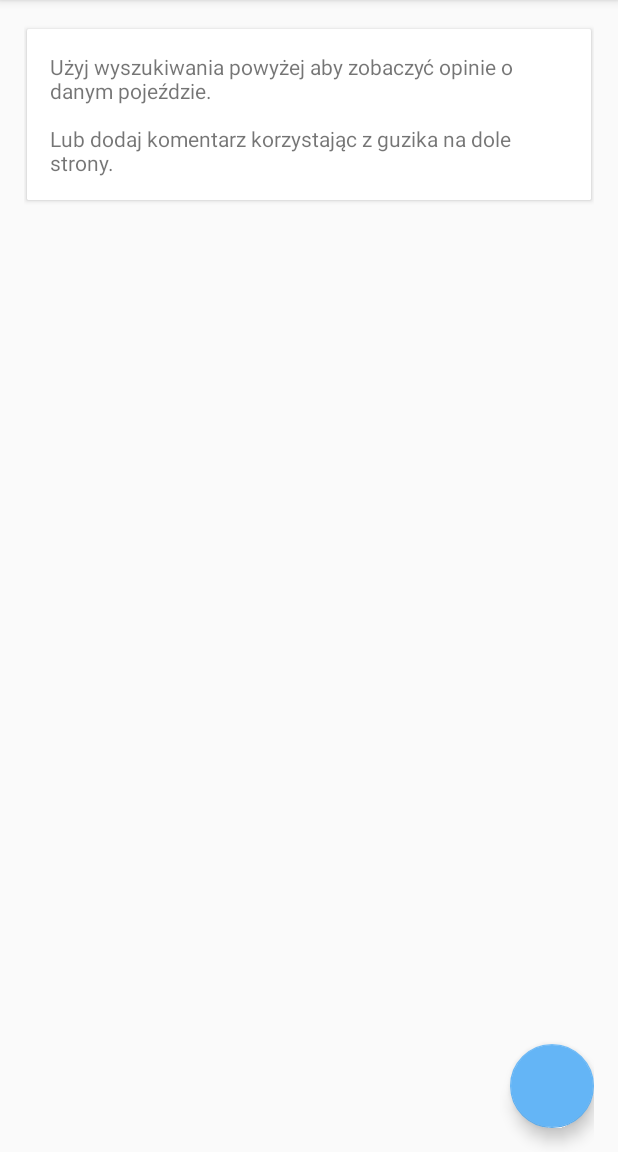
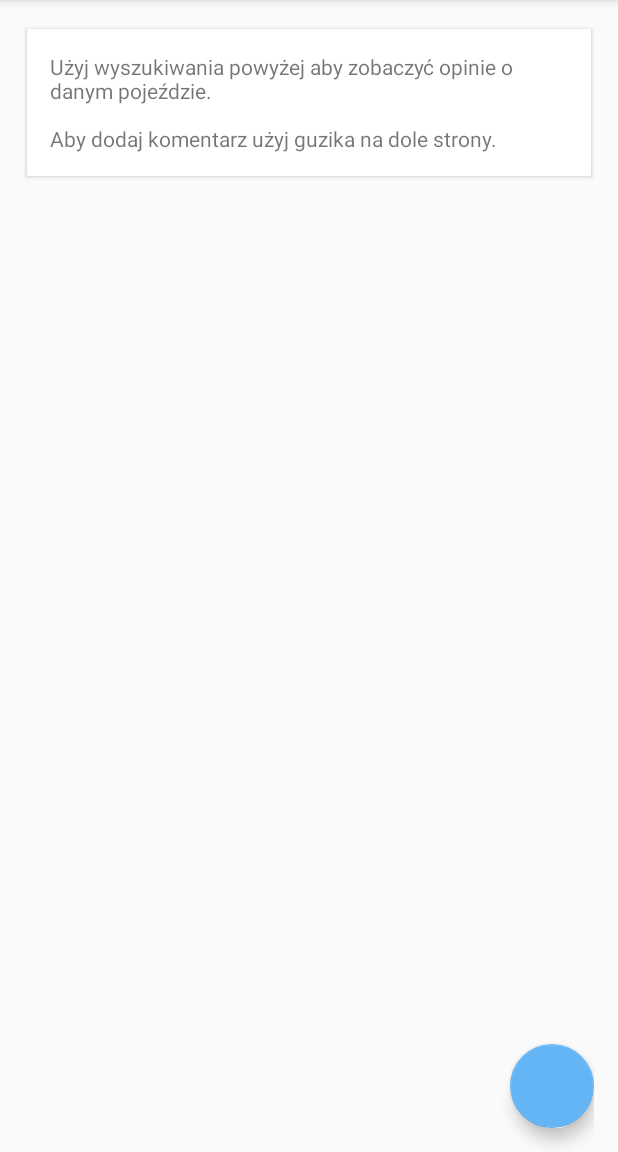
Before and after one commit to tajchert/RegistrationPlate, an Android app: the screen it shows after launch (MainSearchActivity), on a phone screen of 412 x 824 dp, the part 84-1236 px from its top. Run offline under Robolectric (Android 15) with nearby library versions, the phone set to English and light mode, and no system bars; our stand-ins replace Volley; libraries missing offline, so code that uses them is left out: com.getbase.floatingactionbutton; plain views replace AddFloatingActionButton, MaterialRippleLayout; 2 statements that could not run were skipped.

Commit message:
Loading indicator, small fixes.

```diff
--- a/app/build.gradle
+++ b/app/build.gradle
@@ -36,9 +36,10 @@ dependencies {
     compile 'com.getbase:floatingactionbutton:1.4.0'
     compile 'com.mcxiaoke.volley:library:1.0.9'
     compile 'com.google.code.gson:gson:2.3.1'
-    compile 'com.android.support:cardview-v7:21.0.+'
+    compile 'com.android.support:cardview-v7:21.0.3'
     compile 'com.android.support:recyclerview-v7:21.0.0'
     compile 'com.balysv:material-ripple:0.9.5-SNAPSHOT@aar'
     compile 'com.android.support:appcompat-v7:21.0.3'
     compile 'org.apache.httpcomponents:httpmime:4.2'
+    compile 'com.android.support:support-v4:21.0.3'
 }
--- a/app/src/main/java/pl/tajchert/tablicarejestracyjna/AdapterComment.java
+++ b/app/src/main/java/pl/tajchert/tablicarejestracyjna/AdapterComment.java
@@ -16,20 +16,24 @@ import pl.tajchert.tablicarejestracyjna.api.Komentarze;
  */
 public class AdapterComment extends RecyclerView.Adapter<HolderComment> {
     private static final String TAG = "AdapterComment";
-    private List<Komentarze> contactList;
+    private List<Komentarze> commentList;
 
-    public AdapterComment(List<Komentarze> contactList) {
-        this.contactList = contactList;
+    public AdapterComment(List<Komentarze> commentList) {
+        this.commentList = commentList;
+    }
+
+    public void setCommentList(List<Komentarze> commentList) {
+        this.commentList = commentList;
     }
 
     @Override
     public int getItemCount() {
-        return contactList.size();
+        return commentList.size();
     }
 
     @Override
     public void onBindViewHolder(HolderComment contactViewHolder, int i) {
-        Komentarze ci = contactList.get(i);
+        Komentarze ci = commentList.get(i);
         contactViewHolder.cAuthor.setText(ci.getPodpis());
         contactViewHolder.cContent.setText(Html.fromHtml(ci.getTresc()));
         try {
--- a/app/src/main/java/pl/tajchert/tablicarejestracyjna/MainSearchActivity.java
+++ b/app/src/main/java/pl/tajchert/tablicarejestracyjna/MainSearchActivity.java
@@ -2,6 +2,7 @@ package pl.tajchert.tablicarejestracyjna;
 
 import android.os.Bundle;
 import android.support.v4.app.DialogFragment;
+import android.support.v4.widget.SwipeRefreshLayout;
 import android.support.v7.app.ActionBarActivity;
 import android.support.v7.widget.CardView;
 import android.support.v7.widget.LinearLayoutManager;
@@ -25,6 +26,9 @@ import com.google.gson.Gson;
 
 import org.json.JSONObject;
 
+import java.util.ArrayList;
+
+import pl.tajchert.tablicarejestracyjna.api.Komentarze;
 import pl.tajchert.tablicarejestracyjna.api.Tablica;
 
 
@@ -37,9 +41,11 @@ public class MainSearchActivity extends ActionBarActivity implements SearchView.
     private LinearLayout buttonsVotingLayout;
 
     private RecyclerView commentsRecList;
+    private RecyclerView.Adapter adapter;
     private SearchView searchView;
     private CardView cardViewHint;
     private CardView cardViewPlate;
+    private SwipeRefreshLayout swipeLayout;
 
     private String lastSearchSuggestion = "";
 
@@ -49,14 +55,29 @@ public class MainSearchActivity extends ActionBarActivity implements SearchView.
         setContentView(R.layout.activity_main_search);
         queue = Volley.newRequestQueue(this);
 
+        swipeLayout = (SwipeRefreshLayout) findViewById(R.id.swipe_layout);
+        commentsRecList = (RecyclerView) findViewById(R.id.commentList);
+        fab = (AddFloatingActionButton) findViewById(R.id.normal_plus);
+        LinearLayout voteUp = (LinearLayout) findViewById(R.id.voteUp);
+        LinearLayout voteDown = (LinearLayout) findViewById(R.id.voteDown);
+        buttonsVotingLayout = (LinearLayout) findViewById(R.id.buttonsVoting);
+        cardViewPlate = (CardView) findViewById(R.id.cardViewPlate);
+        cardViewHint = (CardView) findViewById(R.id.cardViewHint);
 
-        commentsRecList = (RecyclerView) findViewById(R.id.commentList);
         commentsRecList.setHasFixedSize(false);
         LinearLayoutManager llm = new LinearLayoutManager(this);
         llm.setOrientation(LinearLayoutManager.VERTICAL);
         commentsRecList.setLayoutManager(llm);
+        adapter = new AdapterComment(new ArrayList<Komentarze>());
+        commentsRecList.setAdapter(adapter);
 
-        fab = (AddFloatingActionButton) findViewById(R.id.normal_plus);
+        swipeLayout.setColorSchemeColors(getResources().getColor(R.color.theme_color_accent), getResources().getColor(R.color.theme_color), getResources().getColor(R.color.theme_color_dark));
+        swipeLayout.setDistanceToTriggerSync(Integer.MAX_VALUE);//Do not allow user to pull to refresh
+
+        setButtons(voteUp, voteDown);
+    }
+
+    private void setButtons(LinearLayout voteUp, LinearLayout voteDown) {
         fab.setOnClickListener(new View.OnClickListener() {
             @Override
             public void onClick(View v) {
@@ -67,12 +88,6 @@ public class MainSearchActivity extends ActionBarActivity implements SearchView.
                 }
             }
         });
-
-        LinearLayout voteUp = (LinearLayout) findViewById(R.id.voteUp);
-        LinearLayout voteDown = (LinearLayout) findViewById(R.id.voteDown);
-        buttonsVotingLayout = (LinearLayout) findViewById(R.id.buttonsVoting);
-        cardViewPlate = (CardView) findViewById(R.id.cardViewPlate);
-        cardViewHint = (CardView) findViewById(R.id.cardViewHint);
 
         voteUp.setOnClickListener(new View.OnClickListener() {
             @Override
@@ -112,7 +127,6 @@ public class MainSearchActivity extends ActionBarActivity implements SearchView.
 
     @Override
     public boolean onQueryTextChange(String s) {
-
         if(!s.equals(s.toUpperCase())){
             searchView.setQuery(s.toUpperCase(), false);
         } else {
@@ -123,6 +137,7 @@ public class MainSearchActivity extends ActionBarActivity implements SearchView.
     }
 
     private void search(final String plateNumber) {
+        swipeLayout.setRefreshing(true);
         JsonObjectRequest jsObjRequest = new JsonObjectRequest(Request.Method.GET, APIConstants.TABLICE_INFO_PLATE + plateNumber, null, new Response.Listener<JSONObject>() {
 
             @Override
@@ -137,11 +152,17 @@ public class MainSearchActivity extends ActionBarActivity implements SearchView.
                     currentTablica = tablica;
                     setPlateView(tablica);
                 }
+                if(swipeLayout.isRefreshing()){
+                    swipeLayout.setRefreshing(false);
+                }
             }
         }, new Response.ErrorListener() {
             @Override
             public void onErrorResponse(VolleyError error) {
                 Log.d(TAG, "onErrorResponse :" + error.getMessage());
+                if(swipeLayout.isRefreshing()){
+                    swipeLayout.setRefreshing(false);
+                }
             }
         });
         queue.add(jsObjRequest);
@@ -149,6 +170,7 @@ public class MainSearchActivity extends ActionBarActivity implements SearchView.
 
     private void vote(String plateNumber, final int value) {
         // 1 - upvote, (-1) - downvote
+        swipeLayout.setRefreshing(true);
         JsonObjectRequest jsObjRequest = new JsonObjectRequest(Request.Method.GET, APIConstants.TABLICE_INFO_PLATE + plateNumber + APIConstants.TABLICE_INFO_VOTE_ADD  + value, null, new Response.Listener<JSONObject>() {
 
             @Override
@@ -175,12 +197,18 @@ public class MainSearchActivity extends ActionBarActivity implements SearchView.
                     buttonsVotingLayout.setAlpha(0.4f);
                 }
                 votedForThatPlate = true;
+                if(swipeLayout.isRefreshing()){
+                    swipeLayout.setRefreshing(false);
+                }
             }
         }, new Response.ErrorListener() {
             @Override
             public void onErrorResponse(VolleyError error) {
                 //NOT OK
                 Toast.makeText(getApplicationContext(), getResources().getString(R.string.vote_error), Toast.LENGTH_SHORT).show();
+                if(swipeLayout.isRefreshing()){
+                    swipeLayout.setRefreshing(false);
+                }
             }
         });
         queue.add(jsObjRequest);
@@ -204,8 +232,8 @@ public class MainSearchActivity extends ActionBarActivity implements SearchView.
         }
         votedForThatPlate = false;
 
-        RecyclerView.Adapter adapter = new AdapterComment(tablica.getKomentarze());
-        commentsRecList.setAdapter(adapter);
+        ((AdapterComment) adapter).setCommentList(tablica.getKomentarze());
+        adapter.notifyDataSetChanged();
     }
 
     /**
--- a/app/src/main/java/pl/tajchert/tablicarejestracyjna/SearchStorage.java
+++ b/app/src/main/java/pl/tajchert/tablicarejestracyjna/SearchStorage.java
@@ -43,11 +43,17 @@ public class SearchStorage {
     public void addToHistory(String search) {
         history.add(search);
         sharedPreferences.edit().putStringSet(PREFS_KEY_HISTORY, new HashSet<String>(history)).apply();
+        if(getHistory().size()>200){
+            //TODO Trim the oldest one
+        }
     }
 
     public static CursorAdapter getCursor (Context context, String match){
         String[] columnNames = {"_id","text"};
         MatrixCursor cursor = new MatrixCursor(columnNames);
+        String[] from = {"text"};
+        int[] to = {android.R.id.text1};
+
         ArrayList<String> onlyMatching = getMatchedSearches(context, match);
         String[] temp = new String[2];
         String[] array = new String[onlyMatching.size()];
@@ -58,10 +64,7 @@ public class SearchStorage {
             temp[1] = item;
             cursor.addRow(temp);
         }
-        String[] from = {"text"};
-        int[] to = {android.R.id.text1};
-        CursorAdapter cursorAdapter =  new SimpleCursorAdapter(context, R.layout.search_suggestion_list, cursor, from, to);
-        return cursorAdapter;
+        return (CursorAdapter) new SimpleCursorAdapter(context, R.layout.search_suggestion_list, cursor, from, to);
     }
 
     public static ArrayList<String> getMatchedSearches(Context context, String match) {
--- a/app/src/main/res/layout/activity_main_search.xml
+++ b/app/src/main/res/layout/activity_main_search.xml
@@ -1,14 +1,18 @@
-<RelativeLayout xmlns:android="http://schemas.android.com/apk/res/android"
+<android.support.v4.widget.SwipeRefreshLayout xmlns:android="http://schemas.android.com/apk/res/android"
     xmlns:app="http://schemas.android.com/apk/res-auto"
     xmlns:card_view="http://schemas.android.com/apk/res-auto"
     xmlns:fab="http://schemas.android.com/apk/res-auto"
     xmlns:tools="http://schemas.android.com/tools"
+    android:id="@+id/swipe_layout"
     android:layout_width="match_parent"
     android:layout_height="match_parent"
     android:paddingLeft="@dimen/activity_horizontal_margin"
     android:paddingRight="@dimen/activity_horizontal_margin"
     android:paddingTop="@dimen/activity_vertical_margin"
     tools:context=".MainSearchActivity">
+    <RelativeLayout
+        android:layout_width="match_parent"
+        android:layout_height="match_parent">
 
     <android.support.v7.widget.CardView
         android:id="@+id/cardViewHint"
@@ -170,5 +174,5 @@
         fab:fab_colorNormal="@color/theme_color_accent"
         fab:fab_colorPressed="@color/theme_color_accent_pressed"
         fab:fab_plusIconColor="@color/half_black" />
-
-</RelativeLayout>
+    </RelativeLayout>
+</android.support.v4.widget.SwipeRefreshLayout>
--- a/app/src/main/res/layout/fragment_dialog_comment.xml
+++ b/app/src/main/res/layout/fragment_dialog_comment.xml
@@ -3,6 +3,7 @@
     android:layout_width="wrap_content"
     android:layout_height="wrap_content"
     android:orientation="vertical"
+    android:minWidth="250dp"
     android:paddingLeft="@dimen/activity_horizontal_margin"
     android:paddingRight="@dimen/activity_horizontal_margin"
     android:paddingTop="@dimen/activity_horizontal_margin">
@@ -18,7 +19,7 @@
         android:id="@+id/EditTextNick"
         android:layout_width="match_parent"
         android:layout_height="wrap_content"
-        android:hint="Login"
+        android:hint="Podpis"
         android:singleLine="true" />
 
     <EditText
--- a/app/src/main/res/values/strings.xml
+++ b/app/src/main/res/values/strings.xml
@@ -2,13 +2,12 @@
 <resources>
 
     <string name="app_name">Tablica Rejestracyjna</string>
-    <string name="card_hint_start">Użyj wyszukiwania powyżej aby zobaczyć opinie o danym pojeździe.\n\nLub dodaj komentarz korzystając z guzika na dole strony.</string>
+    <string name="card_hint_start">Użyj wyszukiwania powyżej aby zobaczyć opinie o danym pojeździe.\n\nAby dodaj komentarz użyj guzika na dole strony.</string>
     <string name="card_info_no_result">Nie znaleziono pasujących rezultatów.\n\nStwórz nowy komentarz aby dodać tablicę rejestracyjną do bazy.</string>
     <string name="card_info_author">Znalazłeś autora aplikacji :)</string>
     <string name="vote_success">Głos został oddany</string>
     <string name="vote_repeat">Już głosowałeś</string>
     <string name="vote_error">Problem podczas oddawania głosu</string>
-    <string name="hello_blank_fragment">Hello blank fragment</string>
     <string name="title_activity_new_comment">Dodaj komentarz</string>
 
 </resources>
```
Also changed, not shown: app/src/main/java/pl/tajchert/tablicarejestracyjna/FragmentDialogComment.java (+12 -3 lines).
